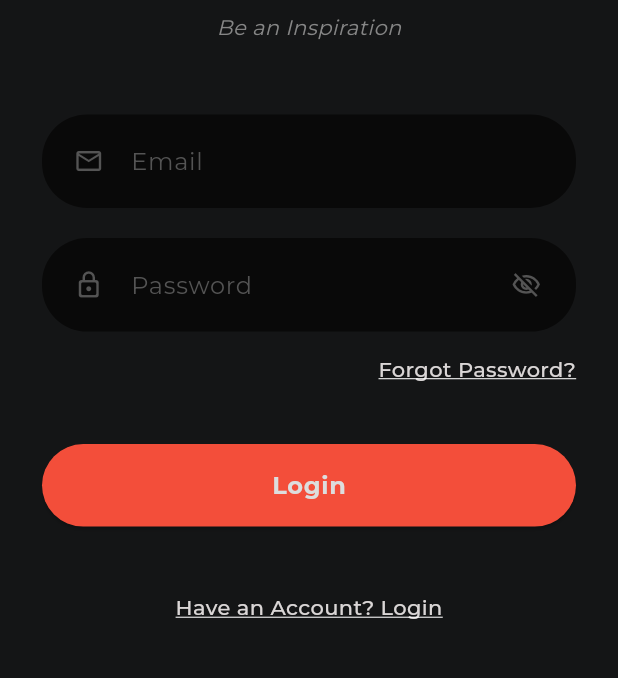
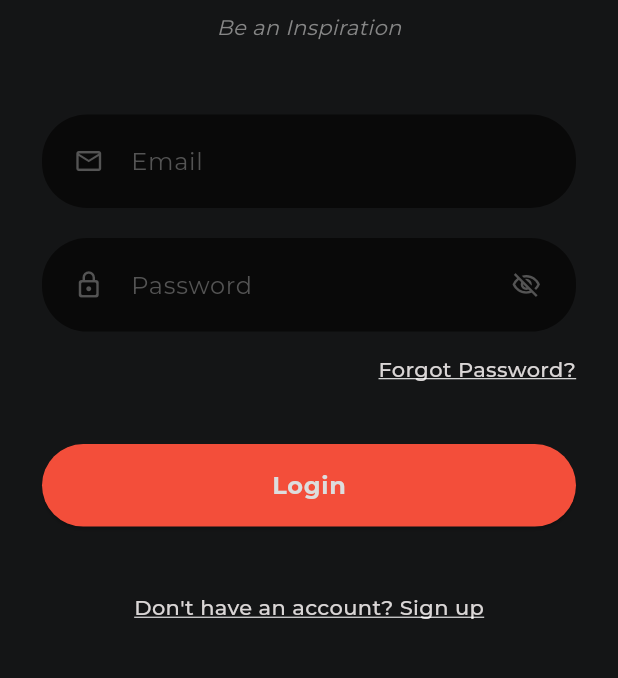
Before and after one commit to Aptafluxx/Gymnestic, a Flutter app: the LoginScreen screen opened by its route, on a phone screen of 412 x 824 dp, the part 410-1088 px from its top. Run offline on Flutter 3.47's test engine with Material 3 defaults, Android fonts, the phone set to English and light mode, and no system bars; our stand-ins replace cloud_firestore, firebase_auth, firebase_core, fl_chart, get, loading_animation_widget and 1 more; accounts and stored records are empty; generated files the repository leaves out were written again; statements that could not run were skipped.

Commit message:
fix: update sign-up prompt text for clarity on login screen

```diff
--- a/lib/features/auth/presentation/pages/login_screen.dart
+++ b/lib/features/auth/presentation/pages/login_screen.dart
@@ -145,7 +145,7 @@ class LoginScreen extends GetView<LoginController> {
                       Get.offAllNamed(AppRoutes.signup);
                     },
                     child: Text(
-                      'Have an Account? Login',
+                      "Don't have an account? Sign up",
                       style: textTheme.bodyMedium?.copyWith(
                         fontWeight: .w500,
                         decoration: .underline,
```
